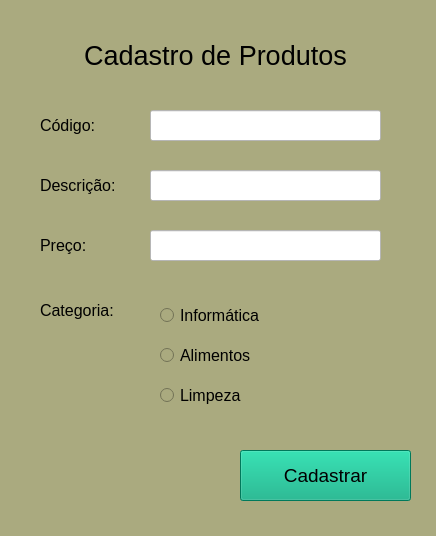
This is formulario.ui in AndreConforti/cadastro_de_produtos as Qt 5 draws it before an edit. The edited form follows.
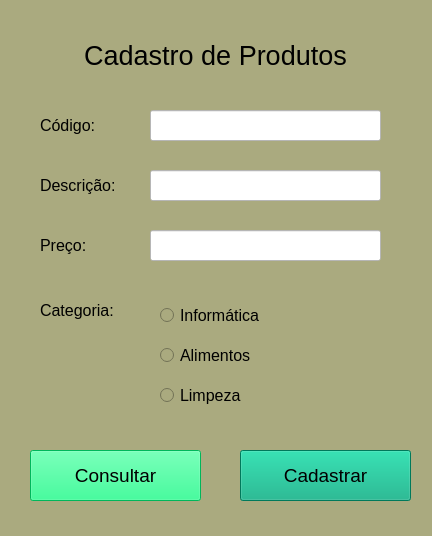
This is the edited form.

Diff of the .ui file:
```diff
--- a/formulario.ui
+++ b/formulario.ui
@@ -6,7 +6,7 @@
    <rect>
     <x>0</x>
     <y>0</y>
-    <width>436</width>
+    <width>432</width>
     <height>536</height>
    </rect>
   </property>
@@ -239,6 +239,27 @@
      <string>Cadastrar</string>
     </property>
    </widget>
+   <widget class="QPushButton" name="consultar">
+    <property name="geometry">
+     <rect>
+      <x>30</x>
+      <y>450</y>
+      <width>171</width>
+      <height>51</height>
+     </rect>
+    </property>
+    <property name="font">
+     <font>
+      <pointsize>14</pointsize>
+     </font>
+    </property>
+    <property name="styleSheet">
+     <string notr="true">background-color: rgb(0, 255, 127);</string>
+    </property>
+    <property name="text">
+     <string>Consultar</string>
+    </property>
+   </widget>
   </widget>
  </widget>
  <resources/>
```
